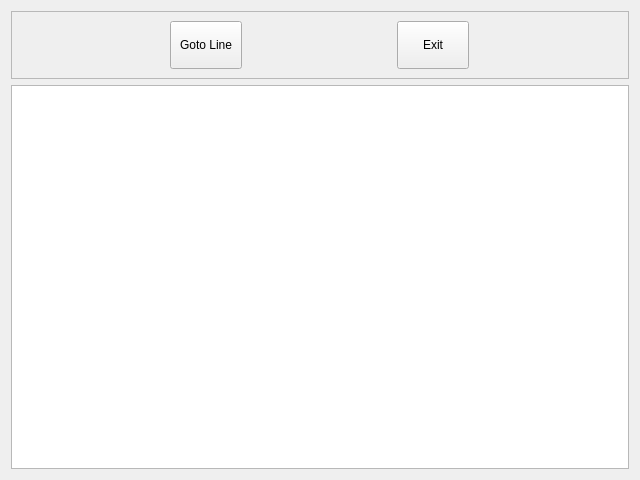
MECTsrl/imx_mect, file projects/devtools/qt-creator-2.8.1-src/src/plugins/cte/cteerrorlist.ui: the form before one commit.
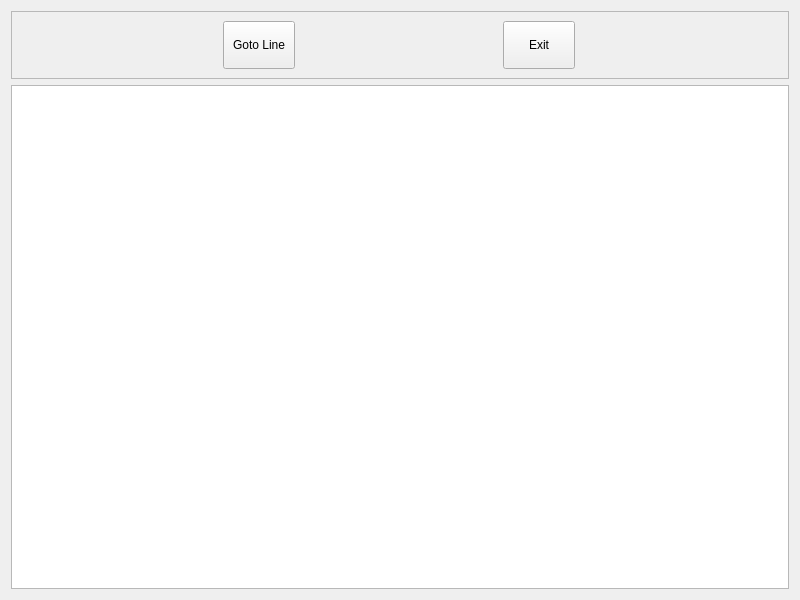
The form after the commit.

What changed in the file:
```diff
--- a/projects/devtools/qt-creator-2.8.1-src/src/plugins/cte/cteerrorlist.ui
+++ b/projects/devtools/qt-creator-2.8.1-src/src/plugins/cte/cteerrorlist.ui
@@ -6,8 +6,8 @@
    <rect>
     <x>0</x>
     <y>0</y>
-    <width>640</width>
-    <height>480</height>
+    <width>800</width>
+    <height>600</height>
    </rect>
   </property>
   <property name="windowTitle">
```
